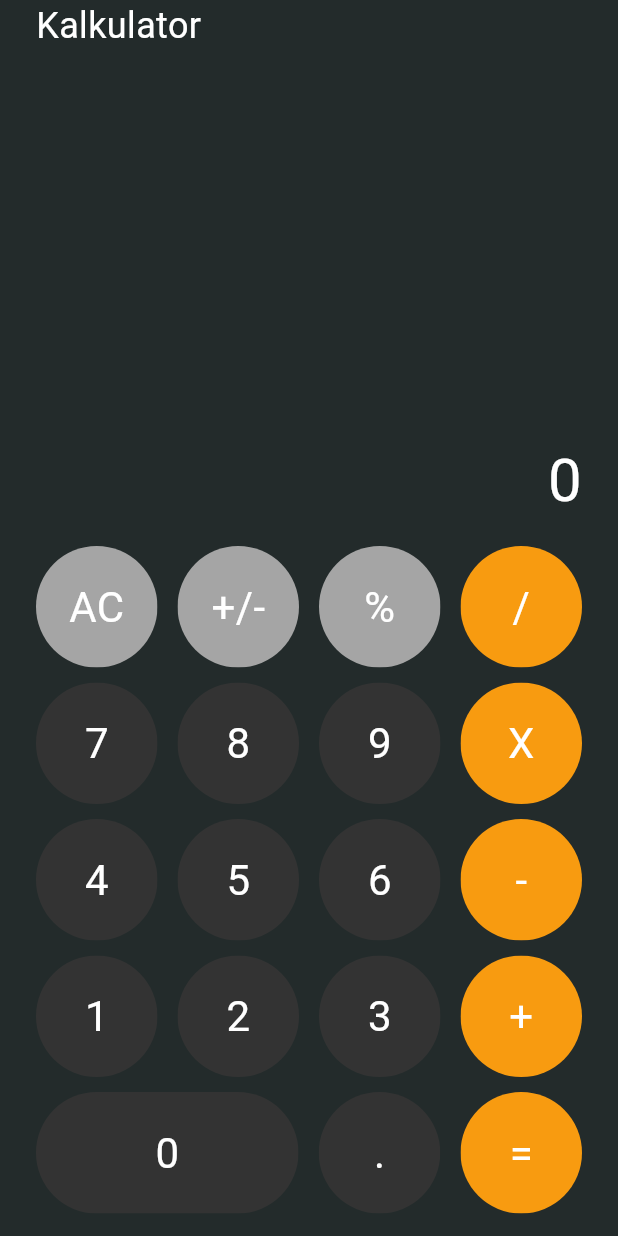
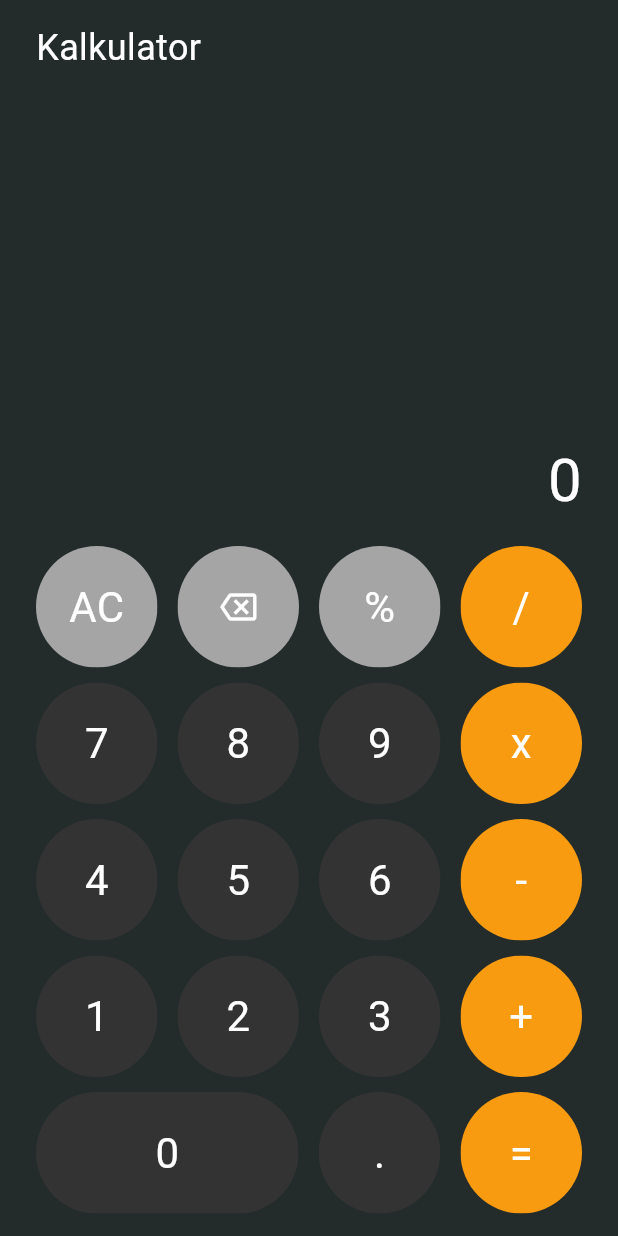
Before and after one commit to syrsdev/Calculator-App, a Flutter app: the screen it shows after launch, on a phone screen of 412 x 824 dp. Run offline on Flutter 3.47's test engine with Material 3 defaults, Android fonts, the phone set to English and light mode, and no system bars; our stand-ins replace math_expressions.

```diff
--- a/lib/home_screen.dart
+++ b/lib/home_screen.dart
@@ -1,7 +1,98 @@
 import 'package:flutter/material.dart';
+import 'package:math_expressions/math_expressions.dart';
 
-class HomeScreen extends StatelessWidget {
+class HomeScreen extends StatefulWidget {
   const HomeScreen({super.key});
+
+  @override
+  State<HomeScreen> createState() => _HomeScreenState();
+}
+
+class _HomeScreenState extends State<HomeScreen> {
+  String input = "0";
+  String output = "0";
+
+  buttonPressed(String buttonText) {
+    setState(() {
+      if (buttonText == "AC") {
+        input = "0";
+        output = "0";
+      } else if (buttonText == "=") {
+        var expression = input;
+        expression = expression.replaceAll("x", "*");
+
+        try {
+          Parser parser = Parser();
+          Expression exp = parser.parse(expression);
+
+          ContextModel cm = ContextModel();
+
+          input = '${exp.evaluate(EvaluationType.REAL, cm)}';
+          output = '${exp.evaluate(EvaluationType.REAL, cm)}';
+        } catch (e) {
+          output = "Error";
+        }
+      } else if (buttonText == "<") {
+        input = input.substring(0, input.length - 1);
+        if (input == "") {
+          input = "0";
+        }
+      } else if (buttonText == "%") {
+        if (output == "0") {
+          input = (double.parse(input) / 100).toString();
+        } else {
+          output = (double.parse(input) / 100).toString();
+        }
+      } else {
+        if (input == "0") {
+          input = buttonText;
+          output = "0";
+          if (buttonText == "+" ||
+              buttonText == "-" ||
+              buttonText == "x" ||
+              buttonText == "/" ||
+              buttonText == "%" ||
+              buttonText == "=") {
+            input = "0";
+          }
+        } else {
+          input = input + buttonText;
+          if (buttonText == "+" ||
+              buttonText == "-" ||
+              buttonText == "x" ||
+              buttonText == "/" ||
+              buttonText == "%" ||
+              buttonText == "=") {
+            output = "0";
+          }
+        }
+      }
+    });
+  }
+
+  Widget buttonComponent(String text, Color color,
+      {double width = 81, Icon? icon}) {
+    return InkWell(
+      onTap: () => buttonPressed(text),
+      child: ClipRRect(
+        borderRadius: BorderRadius.circular(100),
+        child: Container(
+          // margin: const EdgeInsets.only(bottom: 10),
+          width: width,
+          height: 81,
+          color: color,
+          padding: const EdgeInsets.symmetric(horizontal: 15, vertical: 8),
+          child: Center(
+            child: icon ??
+                Text(
+                  text,
+                  style: const TextStyle(color: Colors.white, fontSize: 28),
+                ),
+          ),
+        ),
+      ),
+    );
+  }
 
   @override
   Widget build(BuildContext context) {
@@ -9,7 +100,8 @@ class HomeScreen extends StatelessWidget {
         backgroundColor: const Color(0xff232B2B),
         body: SafeArea(
           child: Padding(
-            padding: const EdgeInsets.only(left: 24, right: 24, bottom: 15),
+            padding:
+                const EdgeInsets.only(left: 24, right: 24, bottom: 15, top: 15),
             child: Column(
               mainAxisAlignment: MainAxisAlignment.spaceBetween,
               crossAxisAlignment: CrossAxisAlignment.start,
@@ -21,9 +113,14 @@ class HomeScreen extends StatelessWidget {
                 Column(
                   crossAxisAlignment: CrossAxisAlignment.end,
                   children: [
-                    const Text(
-                      "0",
-                      style: TextStyle(color: Colors.white, fontSize: 40),
+                    SingleChildScrollView(
+                      scrollDirection: Axis.horizontal,
+                      reverse: true,
+                      child: Text(
+                        output == "0" ? input : output,
+                        style:
+                            const TextStyle(color: Colors.white, fontSize: 40),
+                      ),
                     ),
                     const SizedBox(
                       height: 15,
@@ -32,7 +129,11 @@ class HomeScreen extends StatelessWidget {
                       mainAxisAlignment: MainAxisAlignment.spaceBetween,
                       children: [
                         buttonComponent("AC", const Color(0xffA5A5A5)),
-                        buttonComponent("+/-", const Color(0xffA5A5A5)),
+                        buttonComponent("<", const Color(0xffA5A5A5),
+                            icon: const Icon(
+                              Icons.backspace_outlined,
+                              color: Colors.white,
+                            )),
                         buttonComponent("%", const Color(0xffA5A5A5)),
                         buttonComponent("/", const Color(0xffF89B10)),
                       ],
@@ -46,7 +147,7 @@ class HomeScreen extends StatelessWidget {
                         buttonComponent("7", const Color(0xff333333)),
                         buttonComponent("8", const Color(0xff333333)),
                         buttonComponent("9", const Color(0xff333333)),
-                        buttonComponent("X", const Color(0xffF89B10)),
+                        buttonComponent("x", const Color(0xffF89B10)),
                       ],
                     ),
                     const SizedBox(
@@ -79,24 +180,8 @@ class HomeScreen extends StatelessWidget {
                     Row(
                       mainAxisAlignment: MainAxisAlignment.spaceBetween,
                       children: [
-                        ClipRRect(
-                          borderRadius: BorderRadius.circular(100),
-                          child: Container(
-                            // margin: const EdgeInsets.only(bottom: 10),
-                            width: 175,
-                            height: 81,
-                            color: const Color(0xff333333),
-                            padding: const EdgeInsets.symmetric(
-                                horizontal: 15, vertical: 8),
-                            child: const Center(
-                              child: Text(
-                                "0",
-                                style: TextStyle(
-                                    color: Colors.white, fontSize: 28),
-                              ),
-                            ),
-                          ),
-                        ),
+                        buttonComponent("0", const Color(0xff333333),
+                            width: 175),
                         buttonComponent(".", const Color(0xff333333)),
                         buttonComponent("=", const Color(0xffF89B10)),
                       ],
@@ -109,22 +194,3 @@ class HomeScreen extends StatelessWidget {
         ));
   }
 }
-
-Widget buttonComponent(String text, Color color) {
-  return ClipRRect(
-    borderRadius: BorderRadius.circular(100),
-    child: Container(
-      // margin: const EdgeInsets.only(bottom: 10),
-      width: 81,
-      height: 81,
-      color: color,
-      padding: const EdgeInsets.symmetric(horizontal: 15, vertical: 8),
-      child: Center(
-        child: Text(
-          text,
-          style: const TextStyle(color: Colors.white, fontSize: 28),
-        ),
-      ),
-    ),
-  );
-}
--- a/pubspec.yaml
+++ b/pubspec.yaml
@@ -34,6 +34,7 @@ dependencies:
     # The following adds the Cupertino Icons font to your application.
     # Use with the CupertinoIcons class for iOS style icons.
     cupertino_icons: ^1.0.8
+    math_expressions: ^2.6.0
 
 dev_dependencies:
     flutter_test:
```
Also changed, not shown: pubspec.lock.
